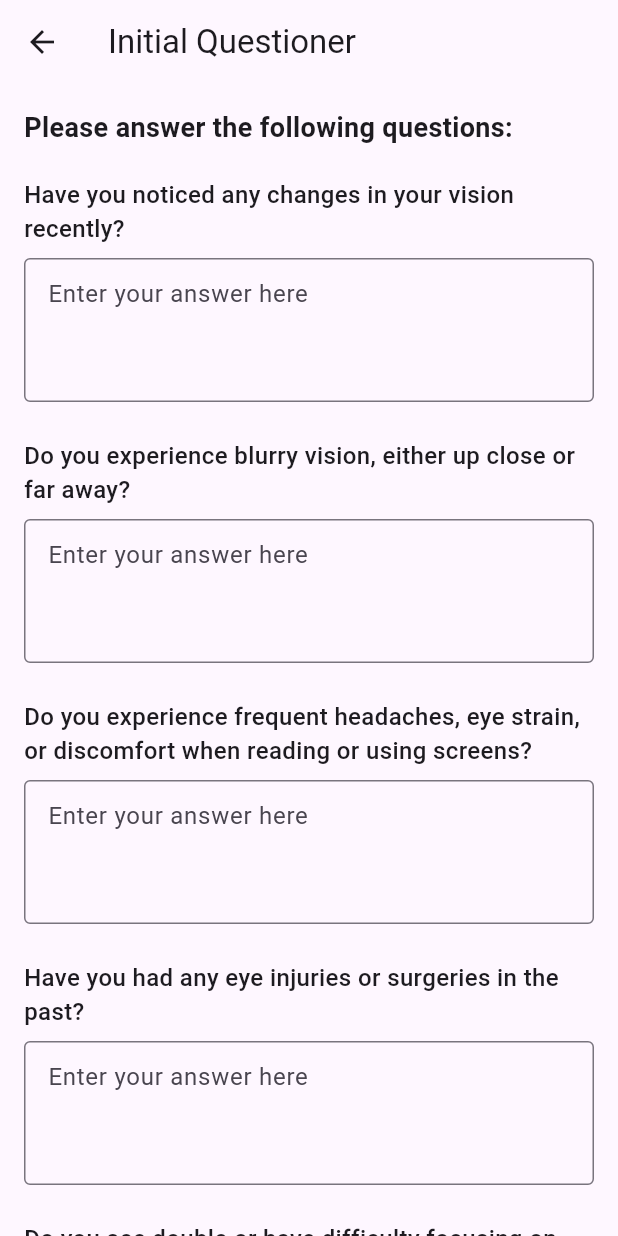
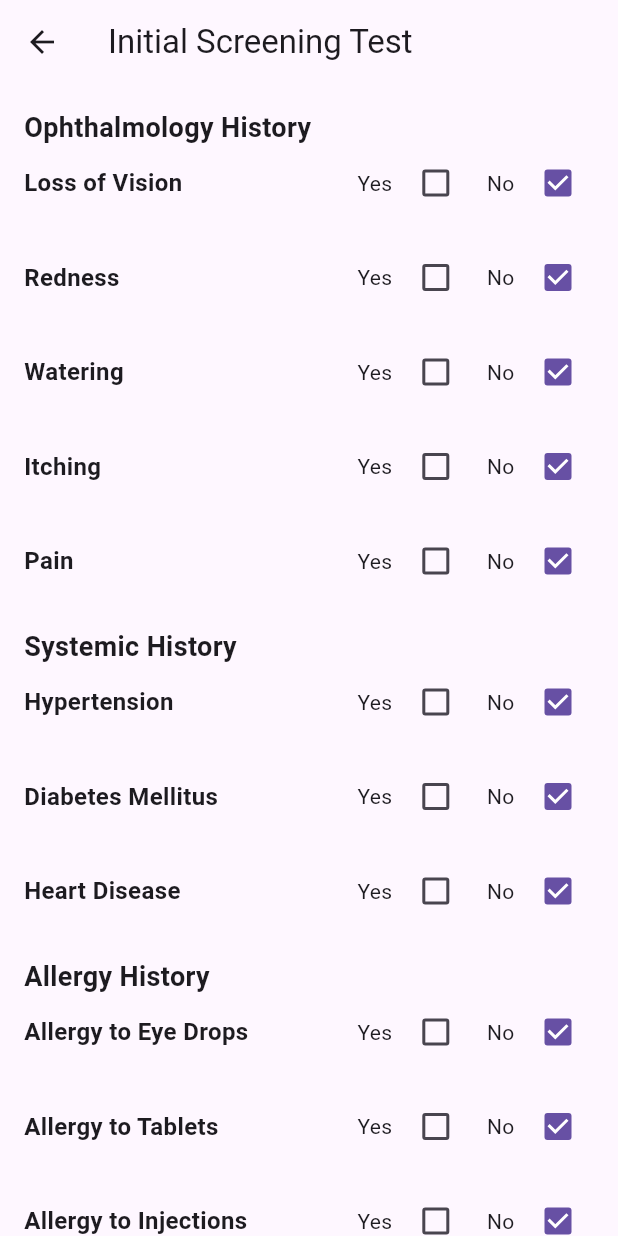
Before and after one commit to zsyed44/CollectiCare, a Flutter app: the Dashboard screen opened directly, after a tap on "Initial Questionnaire", on a phone screen of 412 x 824 dp. Run offline on Flutter 3.47's test engine with Material 3 defaults, Android fonts, the light colour scheme and no system bars; our stand-ins replace image_picker.

Commit message:
Updating Initital Screening

```diff
--- a/flutter_application/lib/dashboard.dart
+++ b/flutter_application/lib/dashboard.dart
@@ -4,6 +4,7 @@ import 'test2.dart';
 import 'test3.dart';
 import 'test4.dart';
 import 'test5.dart';
+import 'test1b.dart';
 
 class Dashboard extends StatefulWidget {
   @override
@@ -53,7 +54,7 @@ class _DashboardState extends State<Dashboard> {
                 // Test Buttons
                 ElevatedButton(
                   onPressed: () async {
-                    final result = await Navigator.push(context, MaterialPageRoute(builder: (context) => Test1()));
+                    final result = await Navigator.push(context, MaterialPageRoute(builder: (context) => InitialScreening()));
                     if (result == true) updateTestStatus(1);
                   },
                   child: Text('Initial Questionnaire'),
--- a/flutter_application/lib/main.dart
+++ b/flutter_application/lib/main.dart
@@ -2,7 +2,7 @@ import 'package:flutter/material.dart';
 import 'package:flutter_application/home.dart';
 //import 'package:flutter_application/home.dart';
 //import 'package:flutter_application/test1.dart';
-import 'package:flutter_application/profile_registration.dart';
+import 'package:flutter_application/test1b.dart';
 
 void main() {
   runApp(const MainApp());
--- /dev/null
+++ b/flutter_application/lib/test1b.dart
@@ -0,0 +1,333 @@
+import 'package:flutter/material.dart';
+
+class InitialScreening extends StatefulWidget {
+  @override
+  _InitialScreeningState createState() => _InitialScreeningState();
+}
+
+class _InitialScreeningState extends State<InitialScreening> {
+  //Ophthalmology History
+  // Loss of Vision
+  bool hasVisionLoss = false;
+  String? selectedEyeVision;
+  String? onsetVision;
+  String? hasVisionPain;
+  String? durationVision;
+
+  // Redness
+  bool hasRedness = false;
+  String? selectedEyeRedness;
+  String? onsetRedness;
+  String? hasRednessPain;
+  String? durationRedness;
+
+  // Watering
+  bool hasWatering = false;
+  String? selectedEyeWatering;
+  String? onsetWatering;
+  String? hasWateringPain;
+  String? durationWatering;
+  String? dischargeType;
+
+  // Itching
+  bool hasItching = false;
+  String? itchingEye;
+  String? itchingDuration;
+
+  // Pain
+  bool hasPain = false;
+  String? painEye;
+  String? painOnset;
+  String? painDuration;
+
+  //Systemic History
+  bool HTN = false;
+  bool DM = false;
+  bool heartDisease = false;
+
+  //Allergy History
+  bool allergyDrop = false;
+  bool allergyTablet = false;
+  bool allergyInjection = false;
+
+  //Contact Lenses History
+  bool contactLenses = false;
+  String? contactLensesDuration;
+  String? contactLensesFrequency;
+
+
+  //Eye Surgical History
+  bool retinaLaser = false;
+  bool cataractSurgery = false;
+
+  void updateState(String category, String value) {
+    setState(() {
+      //Ophthalmology History
+      if (category == "eyeVision") selectedEyeVision = value;
+      if (category == "onsetVision") onsetVision = value;
+      if (category == "painVision") hasVisionPain = value;
+      if (category == "durationVision") durationVision = value;
+
+      if (category == "eyeRedness") selectedEyeRedness = value;
+      if (category == "onsetRedness") onsetRedness = value;
+      if (category == "painRedness") hasRednessPain = value;
+      if (category == "durationRedness") durationRedness = value;
+
+      if (category == "eyeWatering") selectedEyeWatering = value;
+      if (category == "onsetWatering") onsetWatering = value;
+      if (category == "painWatering") hasWateringPain = value;
+      if (category == "durationWatering") durationWatering = value;
+      if (category == "dischargeType") dischargeType = value;
+
+      if (category == "itchingEye") itchingEye = value;
+      if (category == "itchingDuration") itchingDuration = value;
+
+      if (category == "painEye") painEye = value;
+      if (category == "painOnset") painOnset = value;
+      if (category == "painDuration") painDuration = value;
+    });
+  }
+
+  Widget buildToggleButton(String category, List<String> options, String? selectedValue) {
+    return Row(
+      children: options.map((option) {
+        return Padding(
+          padding: const EdgeInsets.only(right: 10.0), // Spacing between buttons
+          child: ChoiceChip(
+            label: Text(option),
+            selected: selectedValue == option,
+            onSelected: (selected) {
+              if (selected) updateState(category, option);
+            },
+            selectedColor: Colors.blue.shade100,
+          ),
+        );
+      }).toList(),
+    );
+  }
+
+  Widget buildRowToggleButton(String label, String category, List<String> options, String? selectedValue) {
+    return Padding(
+      padding: const EdgeInsets.only(left: 20.0), // Indent sub-questions
+      child: Row(
+        children: [
+          SizedBox(
+            width: 150, // Fixed width for labels for alignment
+            child: Text(label, style: TextStyle(fontSize: 16)),
+          ),
+          SizedBox(width: 20), // Space between label and buttons
+          buildToggleButton(category, options, selectedValue),
+        ],
+      ),
+    );
+  }
+
+  Widget buildYesNoQuestion(String title, bool value, Function(bool) onChanged) {
+    return Row(
+      mainAxisAlignment: MainAxisAlignment.spaceBetween,
+      children: [
+        Expanded(
+          child: Text(
+            title,
+            style: TextStyle(fontSize: 16, fontWeight: FontWeight.bold), // Bold for main questions
+          ),
+        ),
+        Row(
+          children: [
+            Text("Yes"),
+            SizedBox(width: 5),
+            Checkbox(
+              value: value,
+              onChanged: (newValue) => setState(() => onChanged(newValue!)),
+            ),
+            SizedBox(width: 10),
+            Text("No"),
+            SizedBox(width: 5),
+            Checkbox(
+              value: !value,
+              onChanged: (newValue) => setState(() => onChanged(!newValue!)),
+            ),
+          ],
+        ),
+      ],
+    );
+  }
+
+  @override
+  Widget build(BuildContext context) {
+    return Scaffold(
+      appBar: AppBar(title: Text("Initial Screening Test")),
+      body: SingleChildScrollView(
+        padding: const EdgeInsets.all(16.0),
+        child: Column(
+          crossAxisAlignment: CrossAxisAlignment.start,
+          children: [
+            //Bold Text with size 18
+            Text("Ophthalmology History", style: TextStyle(fontSize: 18, fontWeight: FontWeight.bold)),
+            // Loss of Vision (Main Question)
+            buildYesNoQuestion("Loss of Vision", hasVisionLoss, (value) {
+              hasVisionLoss = value;
+              if (!hasVisionLoss) {
+                selectedEyeVision = onsetVision = durationVision = hasVisionPain = null;
+              }
+            }),
+
+            if (hasVisionLoss) ...[
+              SizedBox(height: 10),
+              buildRowToggleButton("Which Eye(s)", "eyeVision", ["R", "L", "Both"], selectedEyeVision),
+              SizedBox(height: 10),
+              buildRowToggleButton("Onset", "onsetVision", ["Sudden", "Gradual"], onsetVision),
+              SizedBox(height: 10),
+              buildRowToggleButton("Pain", "painVision", ["Yes", "No"], hasVisionPain),
+              SizedBox(height: 10),
+              buildRowToggleButton("Duration", "durationVision", ["<2 Years", "2-5 Years", "5+ Years"], durationVision),
+              //add text size 20
+
+
+            ],
+
+            SizedBox(height: 15),
+
+            // Redness (Main Question)
+            buildYesNoQuestion("Redness", hasRedness, (value) {
+              hasRedness = value;
+              if (!hasRedness) {
+                selectedEyeRedness = onsetRedness = durationRedness = hasRednessPain = null;
+              }
+            }),
+
+            if (hasRedness) ...[
+              SizedBox(height: 10),
+              buildRowToggleButton("Which Eye(s)", "eyeRedness", ["R", "L", "Both"], selectedEyeRedness),
+              SizedBox(height: 10),
+              buildRowToggleButton("Onset", "onsetRedness", ["Sudden", "Gradual"], onsetRedness),
+              SizedBox(height: 10),
+              buildRowToggleButton("Pain", "painRedness", ["Yes", "No"], hasRednessPain),
+              SizedBox(height: 10),
+              buildRowToggleButton("Duration", "durationRedness", ["<1 Week", "1-4 Weeks", "4+ Weeks"], durationRedness),
+            ],
+
+            SizedBox(height: 15),
+
+            // Watering (Main Question)
+            buildYesNoQuestion("Watering", hasWatering, (value) {
+              hasWatering = value;
+              if (!hasWatering) {
+                selectedEyeWatering = onsetWatering = durationWatering = hasWateringPain = dischargeType = null;
+              }
+            }),
+
+            if (hasWatering) ...[
+              SizedBox(height: 10),
+              buildRowToggleButton("Which Eye(s)", "eyeWatering", ["R", "L", "Both"], selectedEyeWatering),
+              SizedBox(height: 10),
+              buildRowToggleButton("Onset", "onsetWatering", ["Sudden", "Gradual"], onsetWatering),
+              SizedBox(height: 10),
+              buildRowToggleButton("Pain", "painWatering", ["Yes", "No"], hasWateringPain),
+              SizedBox(height: 10),
+              buildRowToggleButton("Duration", "durationWatering", ["<1 Week", "1-4 Weeks", "4+ Weeks"], durationWatering),
+              SizedBox(height: 10),
+              buildRowToggleButton("Discharge Type", "dischargeType", ["Clear", "Sticky"], dischargeType),
+            ],
+
+            SizedBox(height: 15),
+
+            // Itching (Main Question)
+            buildYesNoQuestion("Itching", hasItching, (value) {
+              hasItching = value;
+              if (!hasItching) {
+                itchingEye = itchingDuration = null;
+              }
+            }),
+
+            if (hasItching) ...[
+              SizedBox(height: 10),
+              buildRowToggleButton("Which Eye(s)", "itchingEye", ["R", "L", "Both"], itchingEye),
+              SizedBox(height: 10),
+              buildRowToggleButton("Duration", "itchingDuration", ["<1 Week", "1-4 Weeks", "4+ Weeks"], itchingDuration),
+            ],
+
+            SizedBox(height: 15),
+
+            // Pain (Main Question)
+            buildYesNoQuestion("Pain", hasPain, (value) {
+              hasPain = value;
+              if (!hasPain) {
+                painEye = painOnset = painDuration = null;
+              }
+            }),
+
+            if (hasPain) ...[
+              SizedBox(height: 10),
+              buildRowToggleButton("Which Eye(s)", "painEye", ["R", "L", "Both"], painEye),
+              SizedBox(height: 10),
+              buildRowToggleButton("Onset", "painOnset", ["Sudden", "Gradual"], painOnset),
+              SizedBox(height: 10),
+              buildRowToggleButton("Duration", "painDuration", ["<1 Week", "1-4 Weeks", "4+ Weeks"], painDuration),
+            ],
+            SizedBox(height: 20),
+
+            Text("Systemic History", style: TextStyle(fontSize: 18, fontWeight: FontWeight.bold)),
+
+            buildYesNoQuestion("Hypertension", HTN, (value) {
+              HTN = value;
+            }),
+            SizedBox(height: 15),
+
+            buildYesNoQuestion("Diabetes Mellitus", DM, (value) {
+              DM = value;
+            }),
+            SizedBox(height: 15),
+
+            buildYesNoQuestion("Heart Disease", heartDisease, (value) {
+              heartDisease = value;
+            }),
+            SizedBox(height: 20),
+
+            Text("Allergy History", style: TextStyle(fontSize: 18, fontWeight: FontWeight.bold)),
+
+            buildYesNoQuestion("Allergy to Eye Drops", allergyDrop, (value) {
+              allergyDrop = value;
+            }),
+            SizedBox(height: 15),
+
+            buildYesNoQuestion("Allergy to Tablets", allergyTablet, (value) {
+              allergyTablet = value;
+            }),
+            SizedBox(height: 15),
+
+            buildYesNoQuestion("Allergy to Injections", allergyInjection, (value) {
+              allergyInjection = value;
+            }),
+            SizedBox(height: 20),
+
+            Text("Contact Lenses History", style: TextStyle(fontSize: 18, fontWeight: FontWeight.bold)),
+
+            buildYesNoQuestion("Wears Contact Lenses", contactLenses, (value) {
+              contactLenses = value;
+              if (!contactLenses) {
+                contactLensesDuration = contactLensesFrequency = null;
+              }
+            }),
+            SizedBox(height: 15),
+
+            if (contactLenses) ...[
+              SizedBox(height: 10),
+              buildRowToggleButton("Duration of Use", "contactLensesDuration", ["<1 Year", "1-5 Years", "5+ Years"], contactLensesDuration),
+              SizedBox(height: 10),
+              buildRowToggleButton("Frequency of Use", "contactLensesFrequency", ["Daily", "Weekly", "Monthly"], contactLensesFrequency),
+            ],
+
+            ElevatedButton(
+              onPressed: () {
+                Navigator.pop(context, true); // Returns true when submitted
+              },
+              child: Text('Submit'),
+            ),
+          ],
+
+        ),
+      ),
+    );
+  }
+}
```
Also changed, not shown: flutter_application/lib/register.dart (+27 -10 lines), 9 other files.
